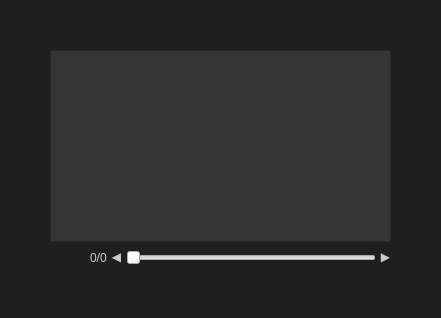
Above: src/ui/MainWindow.ui from kuloPo/GFXReconstruct-Viewer before the change. Below: the same form after it.
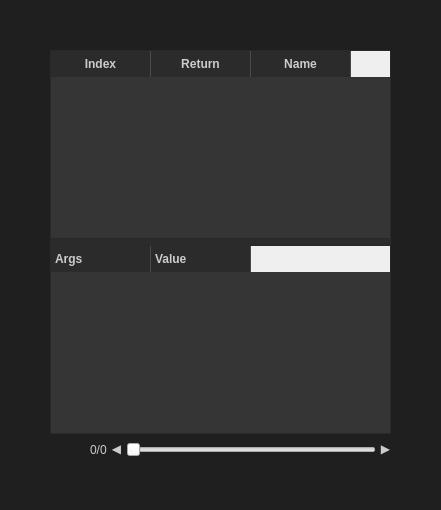
That is the form after the change. Custom widgets are drawn as their Qt base class.

Commit message: Add api args table

What changed in the file:
```diff
--- a/src/ui/MainWindow.ui
+++ b/src/ui/MainWindow.ui
@@ -28,9 +28,33 @@
      <number>50</number>
     </property>
     <item>
-     <widget class="QTableWidget" name="apiTableView">
+     <widget class="QSplitter" name="tableSplitter">
+      <property name="orientation">
+       <enum>Qt::Vertical</enum>
+      </property>
+      <property name="childrenCollapsible">
+       <bool>false</bool>
+      </property>
+      <property name="handleWidth">
+       <number>6</number>
+      </property>
       <property name="styleSheet">
-       <string notr="true">QTableWidget {
+       <string notr="true">QSplitter::handle {
+    background-color: #2B2B2B;
+}
+QSplitter::handle:hover {
+    background-color: #4A6FA5;
+}</string>
+      </property>
+      <widget class="QTableWidget" name="apiTableView">
+       <property name="minimumSize">
+        <size>
+         <width>0</width>
+         <height>120</height>
+        </size>
+       </property>
+       <property name="styleSheet">
+        <string notr="true">QTableWidget {
     background-color: #353535;
     color: #CCCCCC;
     alternate-background-color: #3A3A3A;
@@ -53,7 +77,106 @@
     background-color: #2B2B2B;
     border: none;
 }</string>
-      </property>
+       </property>
+       <property name="editTriggers">
+        <set>QAbstractItemView::NoEditTriggers</set>
+       </property>
+       <property name="alternatingRowColors">
+        <bool>true</bool>
+       </property>
+       <property name="selectionMode">
+        <enum>QAbstractItemView::SingleSelection</enum>
+       </property>
+       <property name="selectionBehavior">
+        <enum>QAbstractItemView::SelectRows</enum>
+       </property>
+       <attribute name="verticalHeaderVisible">
+        <bool>false</bool>
+       </attribute>
+       <attribute name="verticalHeaderDefaultSectionSize">
+        <number>24</number>
+       </attribute>
+       <column>
+        <property name="text">
+         <string>Index</string>
+        </property>
+       </column>
+       <column>
+        <property name="text">
+         <string>Return</string>
+        </property>
+       </column>
+       <column>
+        <property name="text">
+         <string>Name</string>
+        </property>
+       </column>
+      </widget>
+      <widget class="ApiArgsTable" name="argsTableView">
+       <property name="minimumSize">
+        <size>
+         <width>0</width>
+         <height>120</height>
+        </size>
+       </property>
+       <property name="styleSheet">
+        <string notr="true">QTreeWidget {
+    background-color: #353535;
+    color: #CCCCCC;
+    alternate-background-color: #3A3A3A;
+    selection-background-color: #4A6FA5;
+    selection-color: #FFFFFF;
+}
+QTreeWidget::item {
+    padding: 1px 4px;
+}
+QTreeWidget::branch {
+    background: transparent;
+}
+QHeaderView::section {
+    background-color: #2B2B2B;
+    color: #CCCCCC;
+    border: none;
+    border-right: 1px solid #4A4A4A;
+    padding: 4px;
+    font-weight: bold;
+}</string>
+       </property>
+       <property name="rootIsDecorated">
+        <bool>true</bool>
+       </property>
+       <property name="indentation">
+        <number>16</number>
+       </property>
+       <property name="uniformRowHeights">
+        <bool>false</bool>
+       </property>
+       <property name="alternatingRowColors">
+        <bool>true</bool>
+       </property>
+       <property name="selectionMode">
+        <enum>QAbstractItemView::SingleSelection</enum>
+       </property>
+       <property name="selectionBehavior">
+        <enum>QAbstractItemView::SelectRows</enum>
+       </property>
+       <property name="editTriggers">
+        <set>QAbstractItemView::NoEditTriggers</set>
+       </property>
+       <attribute name="headerStretchLastSection">
+        <bool>false</bool>
+       </attribute>
+       <column>
+        <property name="text">
+         <string>Args</string>
+        </property>
+       </column>
+       <column>
+        <property name="text">
+         <string>Value</string>
+        </property>
+       </column>
+      </widget>
      </widget>
     </item>
     <item>
@@ -145,6 +268,13 @@
    </layout>
   </widget>
  </widget>
+ <customwidgets>
+  <customwidget>
+   <class>ApiArgsTable</class>
+   <extends>QTreeWidget</extends>
+   <header>ApiArgsTable.hpp</header>
+  </customwidget>
+ </customwidgets>
  <resources/>
  <connections/>
 </ui>
```
The commit also changes 3 other files.
